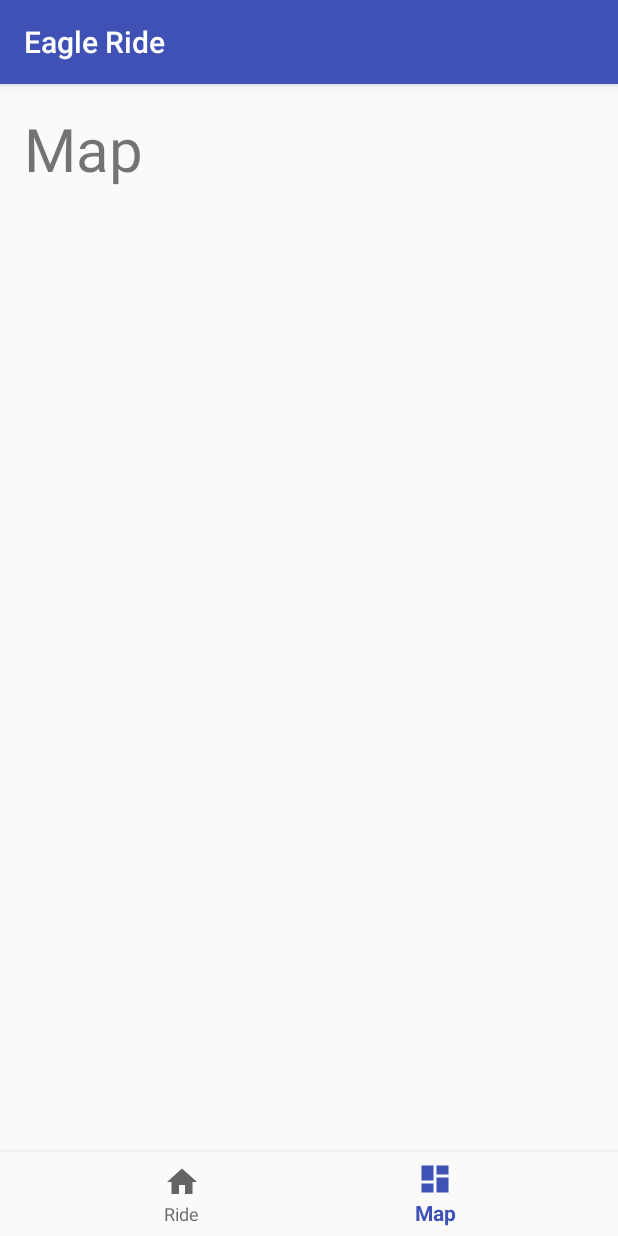
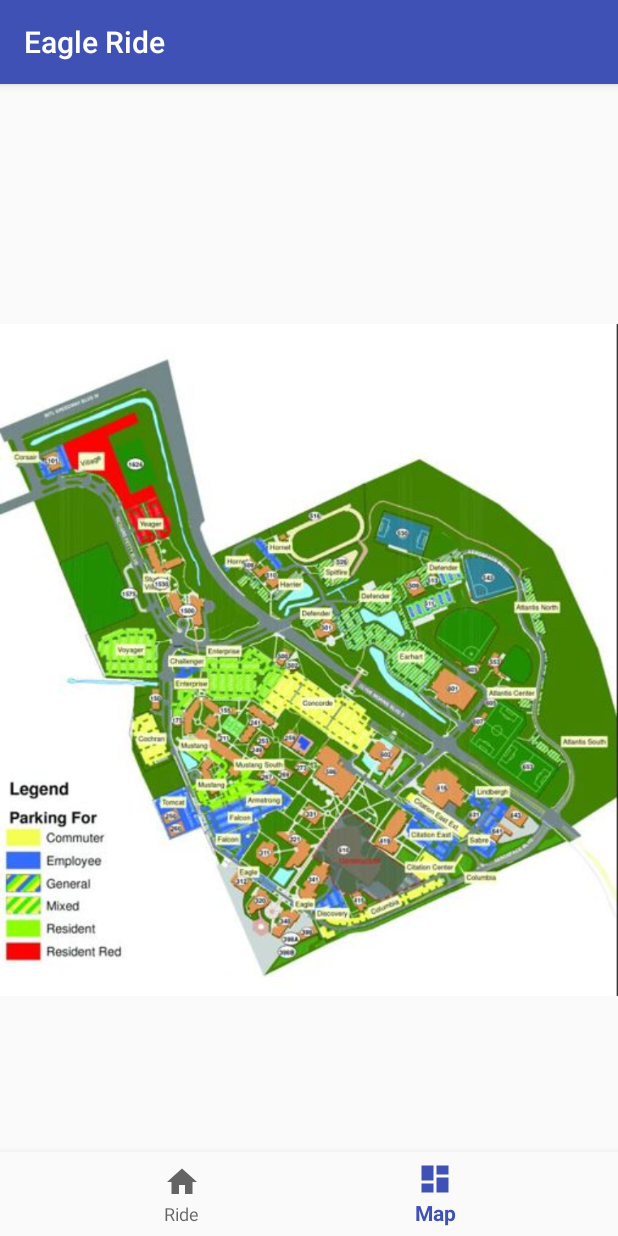
Before and after one commit to ortizcoj/ParkingLot, an Android app: the screen it shows after launch (MainActivity), item 2 of the bottom bar chosen, on a phone screen of 412 x 824 dp. Run offline under Robolectric (Android 15) with nearby library versions, the phone set to English and light mode, and no system bars.

Commit message:
Added campus image

```diff
--- a/app/src/main/java/com/example/juanc/parkinglotdemo4/MainActivity.java
+++ b/app/src/main/java/com/example/juanc/parkinglotdemo4/MainActivity.java
@@ -5,11 +5,14 @@ import android.support.annotation.NonNull;
 import android.support.design.widget.BottomNavigationView;
 import android.support.v7.app.AppCompatActivity;
 import android.view.MenuItem;
+import android.view.View;
+import android.widget.ImageView;
 import android.widget.TextView;
 
 public class MainActivity extends AppCompatActivity {
 
     private TextView mTextMessage;
+    private ImageView mImageView;
 
     private BottomNavigationView.OnNavigationItemSelectedListener mOnNavigationItemSelectedListener
             = new BottomNavigationView.OnNavigationItemSelectedListener() {
@@ -19,10 +22,12 @@ public class MainActivity extends AppCompatActivity {
             switch (item.getItemId()) {
                 case R.id.navigation_home:
                     mTextMessage.setText(R.string.title_ride);
+                    mTextMessage.setTextSize(20);
+                    mImageView.setVisibility(View.INVISIBLE);
                     return true;
                 case R.id.navigation_dashboard:
-                    mTextMessage.setText(R.string.title_map);
-                    mTextMessage.setTextSize(40);
+                    mTextMessage.setVisibility(View.GONE);
+                    mImageView.setVisibility(View.VISIBLE);
                     return true;
             }
             return false;
@@ -35,6 +40,8 @@ public class MainActivity extends AppCompatActivity {
         setContentView(R.layout.activity_main);
 
         mTextMessage = findViewById(R.id.message);
+        mImageView = findViewById(R.id.map);
+        mImageView.setVisibility(View.INVISIBLE);
         BottomNavigationView navigation = findViewById(R.id.navigation);
         navigation.setOnNavigationItemSelectedListener(mOnNavigationItemSelectedListener);
     }
--- a/app/src/main/res/layout/activity_main.xml
+++ b/app/src/main/res/layout/activity_main.xml
@@ -29,4 +29,14 @@
         app:layout_constraintRight_toRightOf="parent"
         app:menu="@menu/navigation" />
 
+    <ImageView
+        android:layout_width="match_parent"
+        android:layout_height="match_parent"
+        android:id="@+id/map"
+        app:layout_constraintBottom_toTopOf="@id/navigation"
+        android:layout_centerVertical="true"
+        android:layout_centerHorizontal="true"
+        android:src="@drawable/map"/>
+
+
 </android.support.constraint.ConstraintLayout>
```
Also changed, not shown: app/src/main/res/drawable/map.JPG (added).
